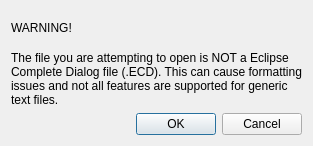
This is src/extensionwarningdialog.ui in Tweety-lab/Eclipsed-Docs as Qt 5 draws it before an edit. The edited form follows.
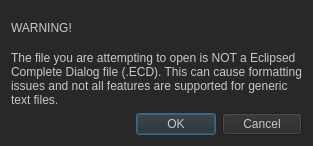
This is the edited form.

Commit message:
🔧 Chore: Made extensionWarningDialog.ui match code version
Changed extensionWarningDialog.ui file to match the extensionWarningDialog class for easier changes in the future.

```diff
--- a/src/extensionwarningdialog.ui
+++ b/src/extensionwarningdialog.ui
@@ -13,6 +13,12 @@
   <property name="windowTitle">
    <string>Warning!</string>
   </property>
+  <property name="styleSheet">
+   <string notr="true">QWidget { 
+color: rgb(200, 200, 200);
+ background-color: rgb(40, 40, 40); 
+}</string>
+  </property>
   <property name="modal">
    <bool>false</bool>
   </property>
@@ -27,7 +33,7 @@
    <item row="1" column="0">
     <widget class="QLabel" name="label_2">
      <property name="text">
-      <string>The file you are attempting to open is NOT a Eclipse Complete Dialog file (.ECD). This can cause formatting issues and not all features are supported for generic text files.</string>
+      <string>The file you are attempting to open is NOT a Eclipsed Complete Dialog file (.ECD). This can cause formatting issues and not all features are supported for generic text files.</string>
      </property>
      <property name="textFormat">
       <enum>Qt::PlainText</enum>
```
Left out of the diff: 2 changed lines with no effect on the pictures.
